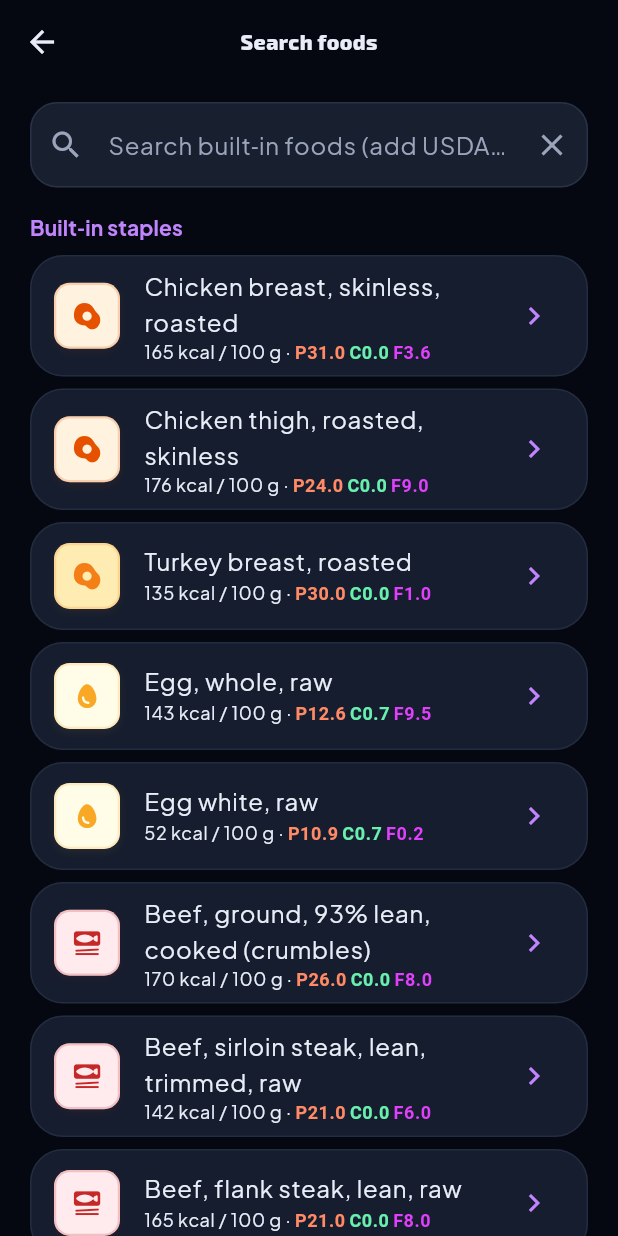
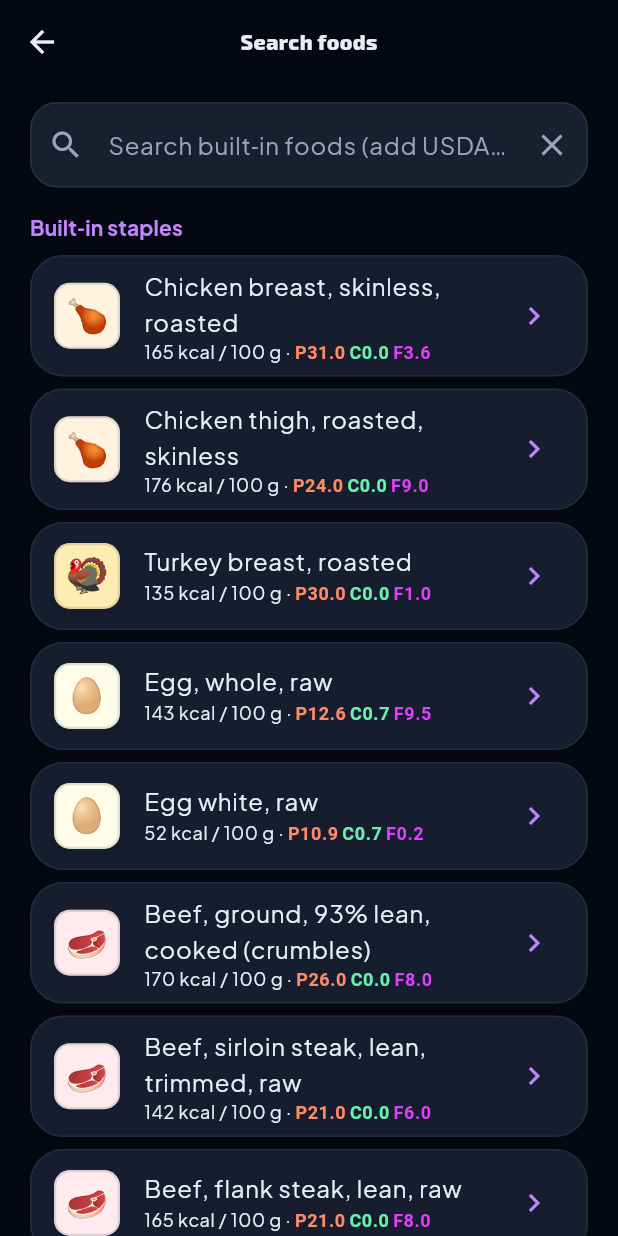
Before and after one commit to KyleFarrugia2/NutriAppMiniThesis, a Flutter app: the FoodSearchScreen screen opened directly with empty values, on a phone screen of 412 x 824 dp. Run offline on Flutter 3.47's test engine with Material 3 defaults, Android fonts, the phone set to English and light mode, and no system bars; our stand-ins replace google_fonts, shared_preferences; accounts and stored records are empty.

Commit message:
Per-fruit emoji thumbnails and tighter food category matching

```diff
--- a/lib/services/food_image_resolver.dart
+++ b/lib/services/food_image_resolver.dart
@@ -1,166 +1,233 @@
 import 'package:flutter/material.dart';
 
-/// Minimal cartoon-style icon per food category (no random photos).
+/// Minimal cartoon tile: pastel background + emoji and/or icon.
 class FoodCategoryVisual {
   const FoodCategoryVisual({
-    required this.icon,
+    this.icon,
+    this.emoji,
     required this.background,
-    required this.foreground,
+    this.foreground = const Color(0xFF455A64),
   });
 
-  final IconData icon;
+  final IconData? icon;
+  final String? emoji;
   final Color background;
   final Color foreground;
+
+  bool get usesEmoji => emoji != null && emoji!.isNotEmpty;
 }
 
 class FoodImageResolver {
   FoodImageResolver._();
 
   static const _visuals = <String, FoodCategoryVisual>{
+    // —— Fruits (emoji = distinct cartoon per item) ——
+    'apple': FoodCategoryVisual(
+      emoji: '🍎',
+      background: Color(0xFFFFEBEE),
+    ),
+    'banana': FoodCategoryVisual(
+      emoji: '🍌',
+      background: Color(0xFFFFF9C4),
+    ),
+    'orange': FoodCategoryVisual(
+      emoji: '🍊',
+      background: Color(0xFFFFE0B2),
+    ),
+    'blueberry': FoodCategoryVisual(
+      emoji: '🫐',
+      background: Color(0xFFE8EAF6),
+    ),
+    'strawberry': FoodCategoryVisual(
+      emoji: '🍓',
+      background: Color(0xFFFCE4EC),
+    ),
+    'grape': FoodCategoryVisual(
+      emoji: '🍇',
+      background: Color(0xFFF3E5F5),
+    ),
+    'watermelon': FoodCategoryVisual(
+      emoji: '🍉',
+      background: Color(0xFFE8F5E9),
+    ),
+    'avocado': FoodCategoryVisual(
+      emoji: '🥑',
+      background: Color(0xFFE8F5E9),
+    ),
+    'mango': FoodCategoryVisual(
+      emoji: '🥭',
+      background: Color(0xFFFFF3E0),
+    ),
+    'peach': FoodCategoryVisual(
+      emoji: '🍑',
+      background: Color(0xFFFFE0B2),
+    ),
+    'lemon': FoodCategoryVisual(
+      emoji: '🍋',
+      background: Color(0xFFFFFDE7),
+    ),
+    'cherry': FoodCategoryVisual(
+      emoji: '🍒',
+      background: Color(0xFFFFCDD2),
+    ),
+    'pineapple': FoodCategoryVisual(
+      emoji: '🍍',
+      background: Color(0xFFFFF8E1),
+    ),
+    'fruit': FoodCategoryVisual(
+      emoji: '🍏',
+      background: Color(0xFFC8E6C9),
+    ),
+
+    // —— Vegetables ——
+    'tomato': FoodCategoryVisual(
+      emoji: '🍅',
+      background: Color(0xFFFFEBEE),
+    ),
+    'carrot': FoodCategoryVisual(
+      emoji: '🥕',
+      background: Color(0xFFFFE0B2),
+    ),
+    'broccoli': FoodCategoryVisual(
+      emoji: '🥦',
+      background: Color(0xFFE8F5E9),
+    ),
+    'pepper_veg': FoodCategoryVisual(
+      emoji: '🫑',
+      background: Color(0xFFE8F5E9),
+    ),
+    'potato': FoodCategoryVisual(
+      emoji: '🥔',
+      background: Color(0xFFEFEBE9),
+    ),
+    'lettuce': FoodCategoryVisual(
+      emoji: '🥬',
+      background: Color(0xFFDCEDC8),
+    ),
+    'mushroom': FoodCategoryVisual(
+      emoji: '🍄',
+      background: Color(0xFFD7CCC8),
+    ),
+    'vegetable': FoodCategoryVisual(
+      emoji: '🥗',
+      background: Color(0xFFC8E6C9),
+    ),
+    'salad': FoodCategoryVisual(
+      emoji: '🥗',
+      background: Color(0xFFDCEDC8),
+    ),
+
+    // —— Protein & meat ——
     'chicken': FoodCategoryVisual(
-      icon: Icons.egg_alt_rounded,
+      emoji: '🍗',
       background: Color(0xFFFFF3E0),
-      foreground: Color(0xFFE65100),
     ),
     'turkey': FoodCategoryVisual(
-      icon: Icons.egg_alt_rounded,
+      emoji: '🦃',
       background: Color(0xFFFFECB3),
-      foreground: Color(0xFFF57F17),
     ),
     'beef': FoodCategoryVisual(
-      icon: Icons.set_meal_rounded,
+      emoji: '🥩',
       background: Color(0xFFFFEBEE),
-      foreground: Color(0xFFC62828),
     ),
     'pork': FoodCategoryVisual(
-      icon: Icons.set_meal_rounded,
+      emoji: '🥓',
       background: Color(0xFFFCE4EC),
-      foreground: Color(0xFFAD1457),
     ),
     'ham': FoodCategoryVisual(
-      icon: Icons.lunch_dining_rounded,
+      emoji: '🍖',
       background: Color(0xFFFFE0B2),
-      foreground: Color(0xFFEF6C00),
     ),
     'fish': FoodCategoryVisual(
-      icon: Icons.set_meal_rounded,
+      emoji: '🐟',
       background: Color(0xFFE3F2FD),
-      foreground: Color(0xFF1565C0),
     ),
     'seafood': FoodCategoryVisual(
-      icon: Icons.set_meal_rounded,
+      emoji: '🦐',
       background: Color(0xFFE0F7FA),
-      foreground: Color(0xFF00838F),
     ),
     'egg': FoodCategoryVisual(
-      icon: Icons.egg_rounded,
+      emoji: '🥚',
       background: Color(0xFFFFFDE7),
-      foreground: Color(0xFFF9A825),
     ),
     'tofu': FoodCategoryVisual(
-      icon: Icons.grass_rounded,
+      emoji: '🫘',
       background: Color(0xFFE8F5E9),
-      foreground: Color(0xFF2E7D32),
     ),
+
+    // —— Dairy ——
     'dairy': FoodCategoryVisual(
-      icon: Icons.water_drop_rounded,
+      emoji: '🥛',
       background: Color(0xFFE3F2FD),
-      foreground: Color(0xFF1976D2),
     ),
     'cheese': FoodCategoryVisual(
-      icon: Icons.breakfast_dining_rounded,
+      emoji: '🧀',
       background: Color(0xFFFFF9C4),
-      foreground: Color(0xFFFBC02D),
     ),
     'yogurt': FoodCategoryVisual(
-      icon: Icons.icecream_rounded,
+      emoji: '🥣',
       background: Color(0xFFF3E5F5),
-      foreground: Color(0xFF7B1FA2),
     ),
     'milk': FoodCategoryVisual(
-      icon: Icons.local_drink_rounded,
+      emoji: '🥛',
       background: Color(0xFFE8EAF6),
-      foreground: Color(0xFF3949AB),
     ),
+
+    // —— Grains & carbs ——
     'pasta': FoodCategoryVisual(
-      icon: Icons.ramen_dining_rounded,
+      emoji: '🍝',
       background: Color(0xFFFFE0B2),
-      foreground: Color(0xFFE65100),
     ),
     'rice': FoodCategoryVisual(
-      icon: Icons.rice_bowl_rounded,
+      emoji: '🍚',
       background: Color(0xFFF1F8E9),
-      foreground: Color(0xFF558B2F),
     ),
     'bread': FoodCategoryVisual(
-      icon: Icons.bakery_dining_rounded,
+      emoji: '🍞',
       background: Color(0xFFEFEBE9),
-      foreground: Color(0xFF5D4037),
     ),
     'pizza': FoodCategoryVisual(
-      icon: Icons.local_pizza_rounded,
+      emoji: '🍕',
       background: Color(0xFFFFCCBC),
-      foreground: Color(0xFFD84315),
+    ),
+    'oat': FoodCategoryVisual(
+      emoji: '🥣',
+      background: Color(0xFFD7CCC8),
     ),
     'grain': FoodCategoryVisual(
-      icon: Icons.grain_rounded,
+      emoji: '🌾',
       background: Color(0xFFFFF8E1),
-      foreground: Color(0xFFFF8F00),
     ),
-    'oat': FoodCategoryVisual(
-      icon: Icons.breakfast_dining_rounded,
-      background: Color(0xFFD7CCC8),
-      foreground: Color(0xFF4E342E),
-    ),
-    'fruit': FoodCategoryVisual(
-      icon: Icons.apple_rounded,
-      background: Color(0xFFFFCDD2),
-      foreground: Color(0xFFC62828),
-    ),
-    'berry': FoodCategoryVisual(
-      icon: Icons.local_florist_rounded,
-      background: Color(0xFFF8BBD9),
-      foreground: Color(0xFFC2185B),
-    ),
-    'vegetable': FoodCategoryVisual(
-      icon: Icons.eco_rounded,
-      background: Color(0xFFC8E6C9),
-      foreground: Color(0xFF388E3C),
-    ),
-    'salad': FoodCategoryVisual(
-      icon: Icons.spa_rounded,
-      background: Color(0xFFDCEDC8),
-      foreground: Color(0xFF689F38),
-    ),
+
+    // —— Other ——
     'bean': FoodCategoryVisual(
-      icon: Icons.grass_rounded,
+      emoji: '🫘',
       background: Color(0xFFDCE775),
-      foreground: Color(0xFF827717),
     ),
     'nut': FoodCategoryVisual(
-      icon: Icons.circle_rounded,
+      emoji: '🥜',
       background: Color(0xFFD7CCC8),
-      foreground: Color(0xFF6D4C41),
     ),
     'oil': FoodCategoryVisual(
-      icon: Icons.opacity_rounded,
+      emoji: '🫒',
       background: Color(0xFFFFF9C4),
-      foreground: Color(0xFFF9A825),
     ),
     'snack': FoodCategoryVisual(
-      icon: Icons.cookie_rounded,
+      emoji: '🍫',
       background: Color(0xFFBCAAA4),
-      foreground: Color(0xFF4E342E),
     ),
     'protein_powder': FoodCategoryVisual(
+      emoji: '💪',
       icon: Icons.fitness_center_rounded,
       background: Color(0xFFE1BEE7),
-      foreground: Color(0xFF6A1B9A),
+    ),
+    'honey': FoodCategoryVisual(
+      emoji: '🍯',
+      background: Color(0xFFFFF8E1),
     ),
     'default': FoodCategoryVisual(
-      icon: Icons.restaurant_rounded,
+      emoji: '🍽️',
       background: Color(0xFFECEFF1),
-      foreground: Color(0xFF546E7A),
     ),
   };
 
@@ -168,18 +235,65 @@ class FoodImageResolver {
     if (imageCategory != null && imageCategory.isNotEmpty) {
       return imageCategory;
     }
+    final n = name.toLowerCase();
     final id = sourceNote?.toLowerCase() ?? '';
-    final n = name.toLowerCase();
-    final blob = '$id $n';
+    final blob = '$n $id';
 
-    if (blob.contains('strawberr') ||
-        blob.contains('blueberr') ||
-        blob.contains('raspberr') ||
-        blob.contains('blackberr')) {
-      return 'berry';
+    // Fruits — specific before generic
+    if (blob.contains('strawberr')) return 'strawberry';
+    if (blob.contains('blueberr')) return 'blueberry';
+    if (blob.contains('raspberr') || blob.contains('blackberr')) {
+      return 'strawberry';
     }
+    if (blob.contains('banana')) return 'banana';
+    if (blob.contains('apple') && !blob.contains('pineapple')) return 'apple';
+    if (blob.contains('orange') && !blob.contains('pepper')) return 'orange';
+    if (blob.contains('grape')) return 'grape';
+    if (blob.contains('watermelon')) return 'watermelon';
+    if (blob.contains('avocado')) return 'avocado';
+    if (blob.contains('mango')) return 'mango';
+    if (blob.contains('peach')) return 'peach';
+    if (blob.contains('lemon') || blob.contains('lime')) return 'lemon';
+    if (blob.contains('cherry')) return 'cherry';
+    if (blob.contains('pineapple')) return 'pineapple';
+
+    // Protein powder before generic protein
+    if (blob.contains('protein') && blob.contains('powder')) {
+      return 'protein_powder';
+    }
+    if (blob.contains('whey')) return 'protein_powder';
+
     if (blob.contains('chicken')) return 'chicken';
     if (blob.contains('turkey')) return 'turkey';
+    if (blob.contains('salmon') ||
+        blob.contains('tuna') ||
+        blob.contains('cod') ||
+        blob.contains('sardine')) {
+      return 'fish';
+    }
+    if (blob.contains('shrimp') ||
+        blob.contains('prawn') ||
+        blob.contains('crab') ||
+        blob.contains('lobster')) {
+      return 'seafood';
+    }
+    if (blob.contains('fish')) return 'fish';
+    if (blob.contains('beef') ||
+        blob.contains('steak') ||
+        blob.contains('sirloin') ||
+        blob.contains('flank') ||
+        blob.contains('burger')) {
+      return 'beef';
+    }
+    if (blob.contains('pork') ||
+        blob.contains('bacon') ||
+        blob.contains('sausage')) {
+      return 'pork';
+    }
+    if (blob.contains('ham')) return 'ham';
+    if (blob.contains('egg')) return 'egg';
+    if (blob.contains('tofu') || blob.contains('tempeh')) return 'tofu';
+
     if (blob.contains('pasta') ||
         blob.contains('spaghetti') ||
         blob.contains('noodle') ||
@@ -198,42 +312,13 @@ class FoodImageResolver {
         blob.contains('bagel') ||
         blob.contains('tortilla') ||
         blob.contains('croissant') ||
-        blob.contains('muffin')) {
+        blob.contains('muffin') ||
+        blob.contains('sandwich') ||
+        blob.contains('wrap')) {
       return 'bread';
     }
-    if (blob.contains('oat')) return 'oat';
-    if (blob.contains('beef') ||
-        blob.contains('steak') ||
-        blob.contains('sirloin') ||
-        blob.contains('flank')) {
-      return 'beef';
-    }
-    if (blob.contains('pork') ||
-        blob.contains('bacon') ||
-        blob.contains('sausage')) {
-      return 'pork';
-    }
-    if (blob.contains('ham')) return 'ham';
-    if (blob.contains('salmon') ||
-        blob.contains('tuna') ||
-        blob.contains('cod') ||
-        blob.contains('fish') ||
-        blob.contains('sardine')) {
-      return 'fish';
-    }
-    if (blob.contains('shrimp') ||
-        blob.contains('prawn') ||
-        blob.contains('crab') ||
-        blob.contains('lobster') ||
-        blob.contains('seafood')) {
-      return 'seafood';
-    }
-    if (blob.contains('egg')) return 'egg';
-    if (blob.contains('tofu') ||
-        blob.contains('tempeh') ||
-        blob.contains('soy')) {
-      return 'tofu';
-    }
+    if (blob.contains('oat') || blob.contains('oatmeal')) return 'oat';
+
     if (blob.contains('yogurt') || blob.contains('yoghurt')) return 'yogurt';
     if (blob.contains('cheese') ||
         blob.contains('mozzarella') ||
@@ -245,33 +330,32 @@ class FoodImageResolver {
     if (blob.contains('cottage')) return 'dairy';
     if (blob.contains('milk')) return 'milk';
     if (blob.contains('butter') && !blob.contains('chicken')) return 'dairy';
-    if (blob.contains('banana') ||
-        blob.contains('apple') ||
-        blob.contains('orange') ||
-        blob.contains('grape') ||
-        blob.contains('melon') ||
-        blob.contains('mango') ||
-        blob.contains('peach') ||
-        blob.contains('fruit')) {
-      return 'fruit';
+
+    // Vegetables — specific
+    if (blob.contains('tomato')) return 'tomato';
+    if (blob.contains('carrot')) return 'carrot';
+    if (blob.contains('broccoli')) return 'broccoli';
+    if (blob.contains('mushroom')) return 'mushroom';
+    if (blob.contains('potato') || blob.contains('sweet potato')) {
+      return 'potato';
     }
-    if (blob.contains('avocado')) return 'fruit';
-    if (blob.contains('lettuce') || blob.contains('salad')) return 'salad';
-    if (blob.contains('broccoli') ||
-        blob.contains('spinach') ||
-        blob.contains('kale') ||
-        blob.contains('carrot') ||
-        blob.contains('pepper') ||
-        blob.contains('tomato') ||
-        blob.contains('onion') ||
-        blob.contains('potato') ||
-        blob.contains('cucumber') ||
-        blob.contains('mushroom') ||
+    if (blob.contains('lettuce') || blob.contains('romaine')) return 'lettuce';
+    if (blob.contains('spinach') || blob.contains('kale')) return 'lettuce';
+    if (blob.contains('pepper') && blob.contains('bell')) return 'pepper_veg';
+    if (blob.contains('green bell') ||
+        blob.contains('red bell') ||
+        blob.contains('sweet pepper')) {
+      return 'pepper_veg';
+    }
+    if (blob.contains('cucumber') ||
         blob.contains('zucchini') ||
         blob.contains('cauliflower') ||
+        blob.contains('onion') ||
         blob.contains('vegetable')) {
       return 'vegetable';
     }
+    if (blob.contains('salad')) return 'salad';
+
     if (blob.contains('bean') ||
         blob.contains('lentil') ||
         blob.contains('chickpea') ||
@@ -281,24 +365,19 @@ class FoodImageResolver {
     if (blob.contains('almond') ||
         blob.contains('peanut') ||
         blob.contains('walnut') ||
-        blob.contains('cashew') ||
-        blob.contains('nut')) {
+        blob.contains('cashew')) {
       return 'nut';
     }
-    if (blob.contains('olive oil') || blob.contains('oil')) return 'oil';
-    if (blob.contains('honey') ||
-        blob.contains('chocolate') ||
+    if (blob.contains('honey')) return 'honey';
+    if (blob.contains('chocolate') ||
         blob.contains('granola') ||
-        blob.contains('cookie') ||
-        blob.contains('chip')) {
+        blob.contains('cookie')) {
       return 'snack';
     }
-    if (blob.contains('protein') && blob.contains('powder')) {
-      return 'protein_powder';
+    if (blob.contains('olive oil') ||
+        (blob.contains('oil') && !blob.contains('broil'))) {
+      return 'oil';
     }
-    if (blob.contains('whey')) return 'protein_powder';
-    if (blob.contains('burger')) return 'beef';
-    if (blob.contains('sandwich') || blob.contains('wrap')) return 'bread';
 
     return 'default';
   }
--- a/lib/services/local_food_catalog.dart
+++ b/lib/services/local_food_catalog.dart
@@ -310,6 +310,7 @@ class LocalFoodCatalog {
       carbsPer100g: 22.8,
       fatPer100g: 0.3,
       sourceNote: 'local:banana',
+      imageCategory: 'banana',
     ),
     FoodReference(
       name: 'Apple, raw, with skin (mixed varieties)',
@@ -318,6 +319,7 @@ class LocalFoodCatalog {
       carbsPer100g: 14,
       fatPer100g: 0.2,
       sourceNote: 'local:apple',
+      imageCategory: 'apple',
     ),
     FoodReference(
       name: 'Orange, raw (all commercial varieties)',
@@ -326,6 +328,7 @@ class LocalFoodCatalog {
       carbsPer100g: 12,
       fatPer100g: 0.1,
       sourceNote: 'local:orange',
+      imageCategory: 'orange',
     ),
     FoodReference(
       name: 'Blueberries, raw',
@@ -334,6 +337,7 @@ class LocalFoodCatalog {
       carbsPer100g: 14.5,
       fatPer100g: 0.3,
       sourceNote: 'local:blueberries',
+      imageCategory: 'blueberry',
     ),
     FoodReference(
       name: 'Strawberries, raw',
@@ -342,7 +346,7 @@ class LocalFoodCatalog {
       carbsPer100g: 7.7,
       fatPer100g: 0.3,
       sourceNote: 'local:strawberries',
-      imageCategory: 'berry',
+      imageCategory: 'strawberry',
     ),
     FoodReference(
       name: 'Grapes, red or green, raw',
@@ -351,6 +355,7 @@ class LocalFoodCatalog {
       carbsPer100g: 18,
       fatPer100g: 0.2,
       sourceNote: 'local:grapes',
+      imageCategory: 'grape',
     ),
     FoodReference(
       name: 'Watermelon, raw',
@@ -359,6 +364,7 @@ class LocalFoodCatalog {
       carbsPer100g: 8,
       fatPer100g: 0.2,
       sourceNote: 'local:watermelon',
+      imageCategory: 'watermelon',
     ),
     FoodReference(
       name: 'Avocado, raw',
@@ -367,6 +373,7 @@ class LocalFoodCatalog {
       carbsPer100g: 8.5,
       fatPer100g: 15,
       sourceNote: 'local:avocado',
+      imageCategory: 'avocado',
     ),
 
     // —— Vegetables ——
@@ -377,6 +384,7 @@ class LocalFoodCatalog {
       carbsPer100g: 3.9,
       fatPer100g: 0.2,
       sourceNote: 'local:tomato',
+      imageCategory: 'tomato',
     ),
     FoodReference(
       name: 'Pepper, sweet green bell, raw',
@@ -385,6 +393,7 @@ class LocalFoodCatalog {
       carbsPer100g: 4.6,
       fatPer100g: 0.2,
       sourceNote: 'local:green_pepper',
+      imageCategory: 'pepper_veg',
     ),
     FoodReference(
       name: 'Pepper, sweet red bell, raw',
@@ -393,6 +402,7 @@ class LocalFoodCatalog {
       carbsPer100g: 6,
       fatPer100g: 0.3,
       sourceNote: 'local:red_pepper',
+      imageCategory: 'pepper_veg',
     ),
     FoodReference(
       name: 'Onion, yellow, raw',
@@ -409,6 +419,7 @@ class LocalFoodCatalog {
       carbsPer100g: 3.6,
       fatPer100g: 0.4,
       sourceNote: 'local:spinach_raw',
+      imageCategory: 'lettuce',
     ),
     FoodReference(
       name: 'Lettuce, romaine, raw',
@@ -417,6 +428,7 @@ class LocalFoodCatalog {
       carbsPer100g: 3.3,
       fatPer100g: 0.3,
       sourceNote: 'local:lettuce_romaine',
+      imageCategory: 'lettuce',
     ),
     FoodReference(
       name: 'Carrot, raw',
@@ -425,6 +437,7 @@ class LocalFoodCatalog {
       carbsPer100g: 10,
       fatPer100g: 0.2,
       sourceNote: 'local:carrot',
+      imageCategory: 'carrot',
     ),
     FoodReference(
       name: 'Potato, russet, baked, flesh only',
@@ -433,6 +446,7 @@ class LocalFoodCatalog {
       carbsPer100g: 21,
       fatPer100g: 0.1,
       sourceNote: 'local:potato_baked',
+      imageCategory: 'potato',
     ),
     FoodReference(
       name: 'Sweet potato, baked, flesh',
@@ -441,6 +455,7 @@ class LocalFoodCatalog {
       carbsPer100g: 21,
       fatPer100g: 0.2,
       sourceNote: 'local:sweet_potato',
+      imageCategory: 'potato',
     ),
     FoodReference(
       name: 'Cucumber, with peel, raw',
@@ -457,6 +472,7 @@ class LocalFoodCatalog {
       carbsPer100g: 3.3,
       fatPer100g: 0.3,
       sourceNote: 'local:mushrooms',
+      imageCategory: 'mushroom',
     ),
     FoodReference(
       name: 'Broccoli, boiled, drained',
@@ -465,6 +481,7 @@ class LocalFoodCatalog {
       carbsPer100g: 7.2,
       fatPer100g: 0.4,
       sourceNote: 'local:broccoli_boiled',
+      imageCategory: 'broccoli',
     ),
     FoodReference(
       name: 'Cauliflower, raw',
@@ -567,6 +584,7 @@ class LocalFoodCatalog {
       carbsPer100g: 82,
       fatPer100g: 0,
       sourceNote: 'local:honey',
+      imageCategory: 'honey',
     ),
 
     // —— Snacks & misc ——
@@ -577,6 +595,7 @@ class LocalFoodCatalog {
       carbsPer100g: 46,
       fatPer100g: 43,
       sourceNote: 'local:dark_chocolate',
+      imageCategory: 'snack',
     ),
     FoodReference(
       name: 'Granola, homemade style (with nuts)',
--- a/lib/widgets/food_thumbnail.dart
+++ b/lib/widgets/food_thumbnail.dart
@@ -2,7 +2,7 @@ import 'package:flutter/material.dart';
 
 import '../services/food_image_resolver.dart';
 
-/// Minimal cartoon-style food tile (category icon, no photos).
+/// Minimal cartoon food tile (pastel box + per-item emoji or icon).
 class FoodThumbnail extends StatelessWidget {
   const FoodThumbnail({
     super.key,
@@ -38,7 +38,8 @@ class FoodThumbnail extends StatelessWidget {
       imageCategory: imageCategory,
     );
     final radius = size * 0.24;
-    final iconSize = size * 0.48;
+    final emojiSize = size * 0.52;
+    final iconSize = size * 0.44;
 
     return Container(
       width: size,
@@ -47,21 +48,28 @@ class FoodThumbnail extends StatelessWidget {
         color: v.background,
         borderRadius: BorderRadius.circular(radius),
         border: Border.all(
-          color: v.foreground.withValues(alpha: 0.22),
+          color: v.foreground.withValues(alpha: 0.18),
           width: 1.5,
         ),
         boxShadow: [
           BoxShadow(
-            color: v.foreground.withValues(alpha: 0.08),
+            color: Colors.black.withValues(alpha: 0.06),
             blurRadius: 4,
             offset: const Offset(0, 2),
           ),
         ],
       ),
-      child: Icon(
-        v.icon,
-        size: iconSize,
-        color: v.foreground,
+      child: Center(
+        child: v.usesEmoji
+            ? Text(
+                v.emoji!,
+                style: TextStyle(fontSize: emojiSize, height: 1),
+              )
+            : Icon(
+                v.icon ?? Icons.restaurant_rounded,
+                size: iconSize,
+                color: v.foreground,
+              ),
       ),
     );
   }
```
